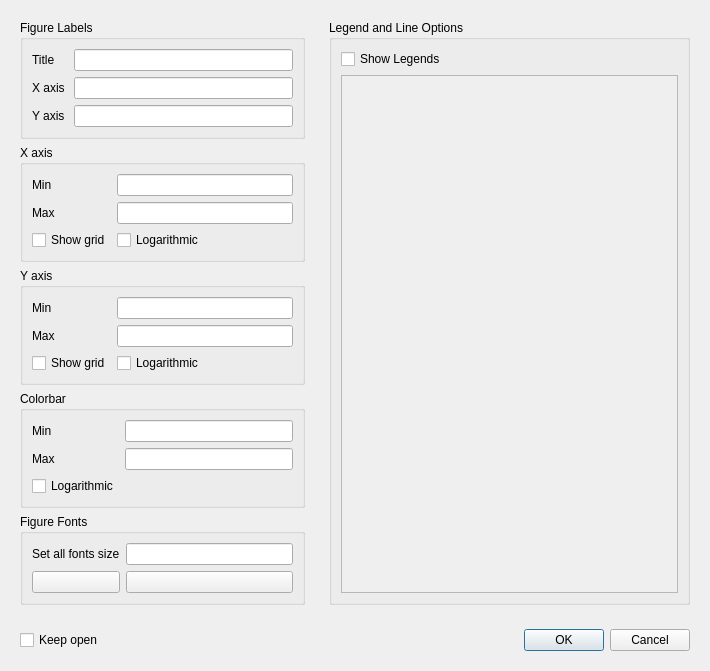
Qt form src/mslice/plotting/plot_window/plot_options.ui (mantidproject/mslice) before a commit.
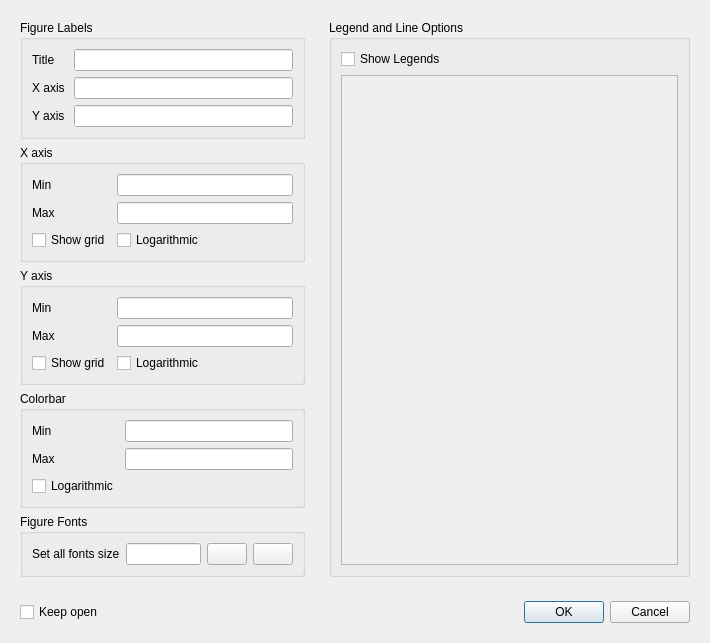
The same form after that commit.

Commit message:
Fixed scalue up and down UI buttons
Improved appearance of buttons for scaling fonts

Patch:
```diff
--- a/src/mslice/plotting/plot_window/plot_options.ui
+++ b/src/mslice/plotting/plot_window/plot_options.ui
@@ -254,24 +254,12 @@
            </property>
           </widget>
          </item>
-         <item row="1" column="0">
+         <item row="0" column="2">
           <widget class="QPushButton" name="sclUpFntSz">
-           <property name="maximumSize">
-            <size>
-             <width>16777215</width>
-             <height>16777215</height>
-            </size>
-           </property>
           </widget>
          </item>
-         <item row="1" column="1">
+         <item row="0" column="3">
           <widget class="QPushButton" name="sclDownFntSz">
-           <property name="maximumSize">
-            <size>
-             <width>16777215</width>
-             <height>16777215</height>
-            </size>
-           </property>
           </widget>
          </item>
         </layout>
```
